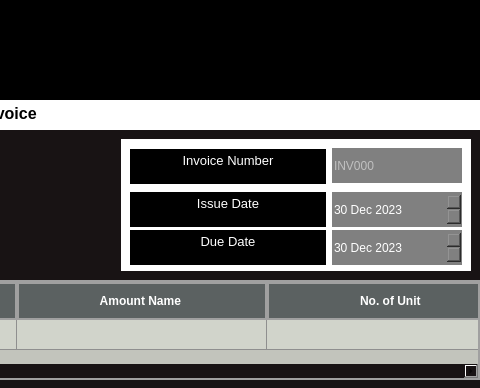
The window that create1.ui (SujalMainali/Ledger-Logic) describes before a commit, drawn with Qt 5; both pictures show x 516 to 996 and y 0 to 388 of the 996 by 600 pixel window.
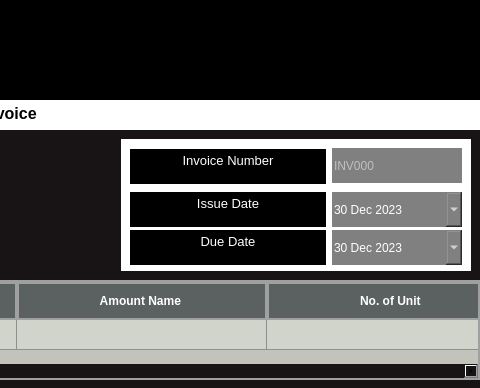
The same window after the commit. Icons and pictures are not drawn.

Commit message: This is another large commit. The  Database connecting function is adjusted to Open the database once during the whole Lifetime of the program. Similarly, The CreateBill, Invoice and recording Payments are adjsted to produce proper Journal Entries when recorded. The Accounts are properly recorded with their opening balances in AccountBalances Table Upon their creation From Add Window.

```diff
--- a/create1.ui
+++ b/create1.ui
@@ -456,14 +456,17 @@
             </property>
             <property name="dateTime">
              <datetime>
-              <hour>19</hour>
-              <minute>15</minute>
+              <hour>13</hour>
+              <minute>30</minute>
               <second>0</second>
               <year>2023</year>
               <month>12</month>
               <day>30</day>
              </datetime>
             </property>
+            <property name="calendarPopup">
+             <bool>true</bool>
+            </property>
            </widget>
           </item>
           <item row="3" column="0">
@@ -521,14 +524,17 @@
             </property>
             <property name="dateTime">
              <datetime>
-              <hour>19</hour>
-              <minute>15</minute>
+              <hour>13</hour>
+              <minute>30</minute>
               <second>0</second>
               <year>2023</year>
               <month>12</month>
               <day>30</day>
              </datetime>
             </property>
+            <property name="calendarPopup">
+             <bool>true</bool>
+            </property>
            </widget>
           </item>
           <item row="0" column="1">
```
Left out of the diff: 14 changed lines with no effect on the pictures. The commit also changes 25 other files.
